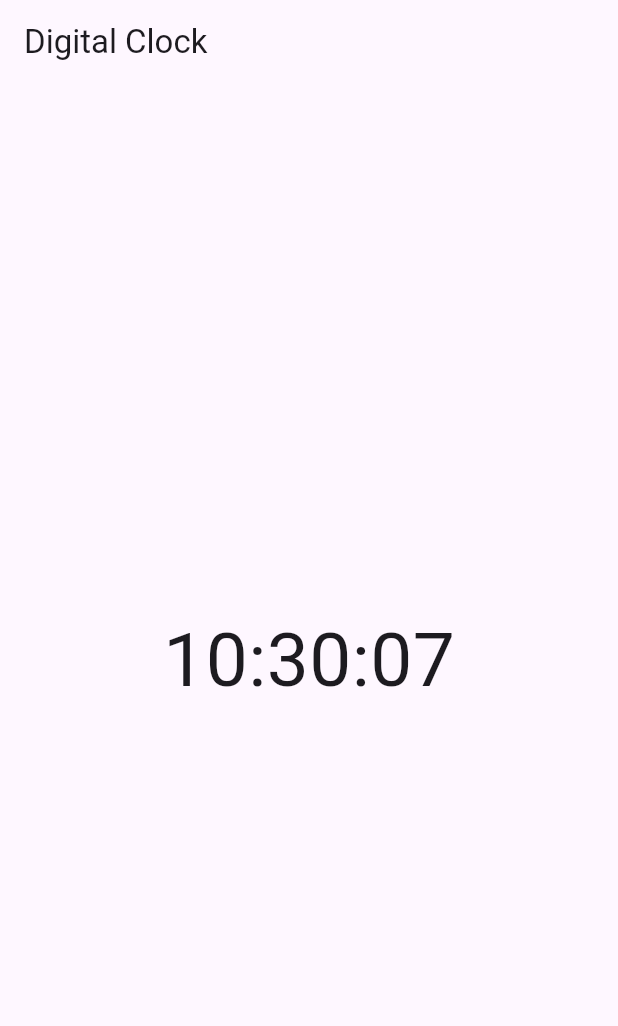
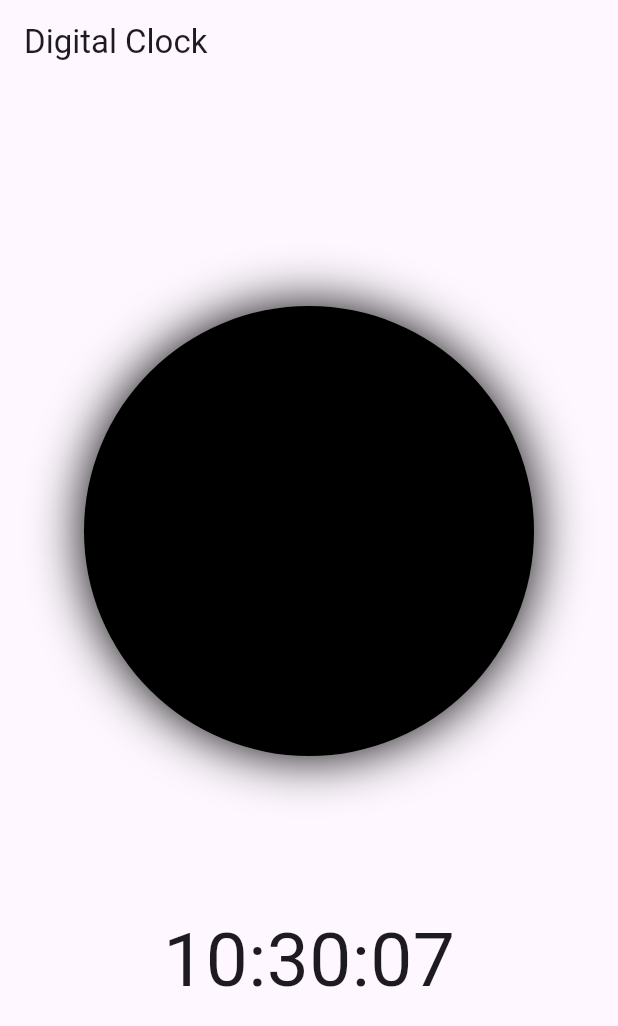
Before and after one commit to MEeTpanchal1222/widget_task_5.1, a Flutter app: the screen it shows after launch, on a phone screen of 412 x 824 dp. Shown: the top 1026 px of the screen. Run offline on Flutter 3.47's test engine with Material 3 defaults, Android fonts, the phone set to English and light mode, and no system bars.

Commit message:
28/2/24 🐒

```diff
--- a/lib/clock_app.dart
+++ b/lib/clock_app.dart
@@ -1,3 +1,5 @@
+import 'dart:math';
+
 import 'package:flutter/material.dart';
 import 'dart:async';
 
@@ -49,6 +51,11 @@ class _DigitalClockState extends State<DigitalClock> {
 
   @override
   Widget build(BuildContext context) {
+    DateTime dateTime = DateTime.now();
+    Timer.periodic(Duration(seconds: 1), (timer) { setState(() {
+      dateTime = DateTime.now();
+    });}
+    );
     return Scaffold(
       appBar: AppBar(
         title: Text('Digital Clock'),
@@ -56,7 +63,38 @@ class _DigitalClockState extends State<DigitalClock> {
       body: Center(
         child: Column(
           mainAxisAlignment: MainAxisAlignment.center,
-          children: <Widget>[
+          children: [
+             Stack(
+                children: [
+                Center(
+                  child: Container(
+                    height: 300,
+                    width: 300,
+                    decoration: BoxDecoration(
+                      color: Colors.black,
+                      boxShadow: [
+                        BoxShadow(blurRadius: 30)
+                      ],
+
+                      shape: BoxShape.circle
+                    ),
+                  ),
+                ),
+
+                     Transform.rotate(
+                      angle: dateTime.second* 6* pi /180,
+                      child:const VerticalDivider(
+                        color: Colors.white ,thickness: 6,indent: 30,endIndent: 110,),
+                    ),
+
+
+                ],
+              ),
+
+
+           SizedBox(
+             height: 100,
+           ),
             Text(
               _time_String,//time
               style: TextStyle(fontSize: 50),
```
